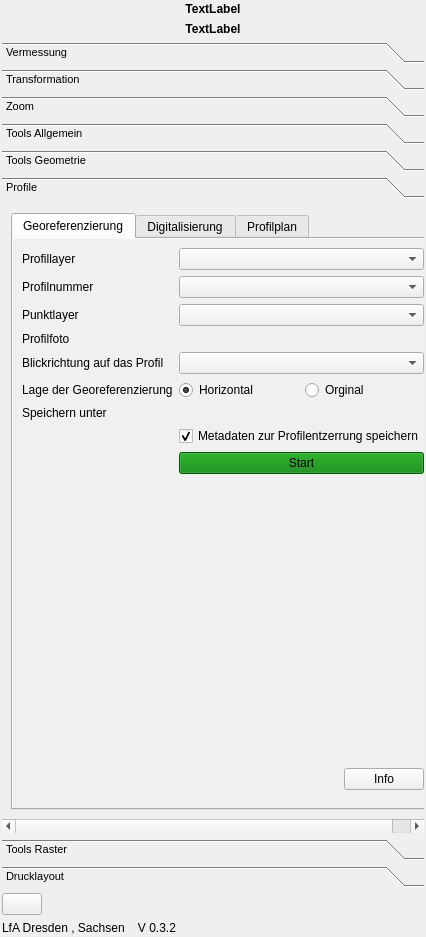
Qt form t2g_arch_dockwidget_base.ui (Landesamt-fuer-Archaeologie-Sachsen/Tachy2GIS_arch) before a commit.
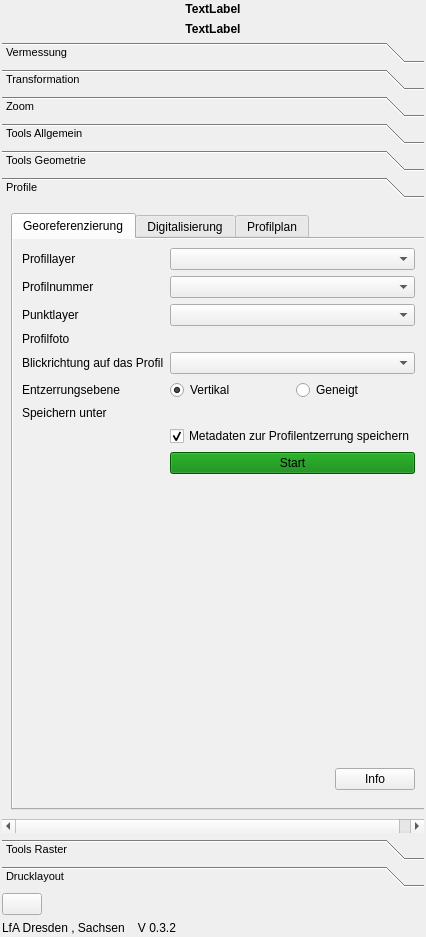
The same form after that commit. The open tabs and pages were chosen to show the change. Icons and pictures are not drawn. Custom widgets are drawn as their Qt base class.

The edit to the form file:
```diff
--- a/t2g_arch_dockwidget_base.ui
+++ b/t2g_arch_dockwidget_base.ui
@@ -2195,7 +2195,7 @@
             <item row="8" column="0">
              <widget class="QLabel" name="label_29">
               <property name="text">
-               <string>Lage der Georeferenzierung</string>
+               <string>Entzerrungsebene</string>
               </property>
              </widget>
             </item>
@@ -2204,7 +2204,7 @@
               <item>
                <widget class="QRadioButton" name="radioDirectionHorizontal">
                 <property name="text">
-                 <string>Horizontal</string>
+                 <string>Vertikal</string>
                 </property>
                 <property name="checked">
                  <bool>true</bool>
@@ -2214,7 +2214,7 @@
               <item>
                <widget class="QRadioButton" name="radioDirectionOriginal">
                 <property name="text">
-                 <string>Orginal</string>
+                 <string>Geneigt</string>
                 </property>
                </widget>
               </item>
```
Left out of the diff: 30 changed lines with no effect on the pictures.
